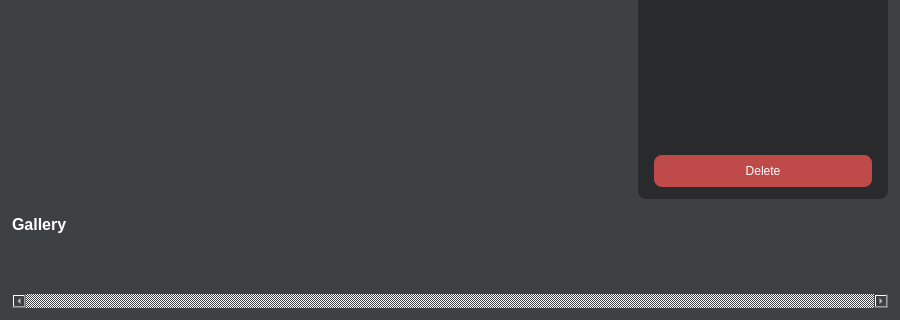
EidosX/Photon, file mainwindow.ui: the form before one commit; both pictures show x 0 to 900 and y 280 to 600 of the 900 by 600 pixel window.
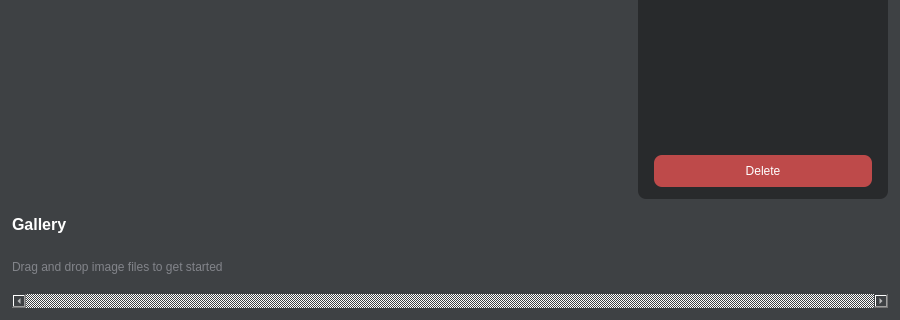
The form after the commit. Icons and pictures are not drawn. Custom widgets are drawn as their Qt base class.

Commit message: Improved UI with no images

What changed in the file:
```diff
--- a/mainwindow.ui
+++ b/mainwindow.ui
@@ -935,7 +935,7 @@
          <x>0</x>
          <y>0</y>
          <width>876</width>
-         <height>32</height>
+         <height>40</height>
         </rect>
        </property>
        <layout class="QHBoxLayout" name="carouselLayout">
@@ -945,6 +945,19 @@
         <property name="rightMargin">
          <number>0</number>
         </property>
+        <item>
+         <widget class="QLabel" name="dragAndDropTipLabel">
+          <property name="styleSheet">
+           <string notr="true">color: #82848A;</string>
+          </property>
+          <property name="text">
+           <string>Drag and drop image files to get started</string>
+          </property>
+          <property name="margin">
+           <number>0</number>
+          </property>
+         </widget>
+        </item>
        </layout>
       </widget>
      </widget>
```
The commit also changes 2 other files.
